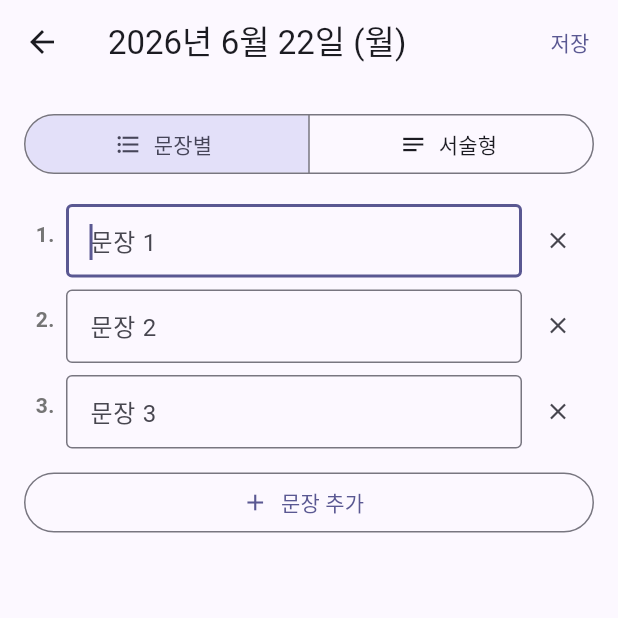
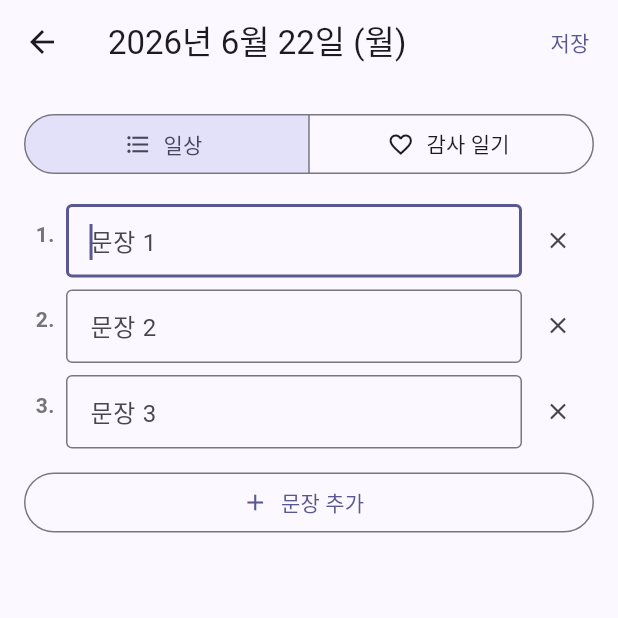
Before and after one commit to hongsytop-tech/Mobile-Application-Maker, a Flutter app: the DiaryCalendarScreen screen opened directly, after a tap on an icon or button, on a phone screen of 412 x 824 dp, the top half of it. Run offline on Flutter 3.47's test engine with Material 3 defaults, Android fonts, the phone set to English and light mode, and no system bars; our stand-ins replace cached_network_image, dio, fl_chart, flutter_dotenv, flutter_local_notifications, flutter_riverpod and 7 more; missing offline and left inert: dart:html; accounts and stored records are empty; network calls fail; Roboto replaces fonts that are missing (Pretendard).

Commit message:
feat(diary): '문장별' → '일상' 이름 변경 + 서술형 제거하고 '감사 일기' 추가 (기존 데이터 자동 마이그레이션)

```diff
--- a/lib/features/diary/models/diary.dart
+++ b/lib/features/diary/models/diary.dart
@@ -1,6 +1,11 @@
 import 'dart:convert';
 
-enum DiaryMode { freeform, sentences }
+/// 일기 입력 모드.
+/// - sentences: "일상" (예전 '문장별'). 사용자가 항목별로 적는 일상 기록.
+/// - gratitude: "감사 일기". 항목별로 적는 감사 거리.
+/// - freeform: 옛 '서술형'. 더 이상 새 데이터로 생성하지 않으며,
+///   fromJson 단계에서 sentences 모드로 자동 마이그레이션된다.
+enum DiaryMode { freeform, sentences, gratitude }
 
 class Diary {
   /// 작성 대상 날짜 (시간은 00:00:00로 정규화).
@@ -8,6 +13,7 @@ class Diary {
   final DiaryMode mode;
   final String freeText;
   final List<String> sentences;
+  final List<String> gratitudes;
   final DateTime updatedAt;
 
   const Diary({
@@ -15,6 +21,7 @@ class Diary {
     required this.mode,
     this.freeText = '',
     this.sentences = const [],
+    this.gratitudes = const [],
     required this.updatedAt,
   });
 
@@ -32,18 +39,17 @@ class Diary {
       DateTime(d.year, d.month, d.day);
 
   bool get isEmpty {
-    if (mode == DiaryMode.freeform) {
-      return freeText.trim().isEmpty;
+    if (mode == DiaryMode.gratitude) {
+      return gratitudes.every((s) => s.trim().isEmpty);
     }
+    // sentences (옛 freeform 도 마이그레이션 후 여기로 옴)
     return sentences.every((s) => s.trim().isEmpty);
   }
 
   /// 미리보기 텍스트 (캘린더 셀 등에 사용)
   String get preview {
-    if (mode == DiaryMode.freeform) {
-      return freeText.replaceAll('\n', ' ').trim();
-    }
-    return sentences
+    final list = mode == DiaryMode.gratitude ? gratitudes : sentences;
+    return list
         .where((s) => s.trim().isNotEmpty)
         .map((s) => '• $s')
         .join(' ');
@@ -53,6 +59,7 @@ class Diary {
     DiaryMode? mode,
     String? freeText,
     List<String>? sentences,
+    List<String>? gratitudes,
     DateTime? updatedAt,
   }) {
     return Diary(
@@ -60,6 +67,7 @@ class Diary {
       mode: mode ?? this.mode,
       freeText: freeText ?? this.freeText,
       sentences: sentences ?? this.sentences,
+      gratitudes: gratitudes ?? this.gratitudes,
       updatedAt: updatedAt ?? this.updatedAt,
     );
   }
@@ -69,21 +77,47 @@ class Diary {
         'mode': mode.name,
         'freeText': freeText,
         'sentences': sentences,
+        'gratitudes': gratitudes,
         'updatedAt': updatedAt.toIso8601String(),
       };
 
-  factory Diary.fromJson(Map<String, dynamic> j) => Diary(
-        date: normalize(DateTime.parse(j['date'] as String)),
-        mode: DiaryMode.values.firstWhere(
-          (m) => m.name == (j['mode'] as String? ?? 'freeform'),
-          orElse: () => DiaryMode.freeform,
-        ),
-        freeText: j['freeText'] as String? ?? '',
-        sentences: (j['sentences'] as List? ?? const [])
-            .map((e) => e as String)
-            .toList(),
-        updatedAt: DateTime.parse(j['updatedAt'] as String),
-      );
+  factory Diary.fromJson(Map<String, dynamic> j) {
+    final modeName = j['mode'] as String? ?? 'sentences';
+    var mode = DiaryMode.values.firstWhere(
+      (m) => m.name == modeName,
+      orElse: () => DiaryMode.sentences,
+    );
+    final freeText = j['freeText'] as String? ?? '';
+    var sentences = (j['sentences'] as List? ?? const [])
+        .map((e) => e as String)
+        .toList();
+    final gratitudes = (j['gratitudes'] as List? ?? const [])
+        .map((e) => e as String)
+        .toList();
+
+    // 옛 'freeform' 데이터 → 'sentences' 로 마이그레이션.
+    // 줄바꿈 단위로 잘라 빈 줄을 빼고 항목 리스트로 만든다.
+    if (mode == DiaryMode.freeform) {
+      mode = DiaryMode.sentences;
+      if (sentences.isEmpty && freeText.trim().isNotEmpty) {
+        sentences = freeText
+            .split('\n')
+            .map((s) => s.trim())
+            .where((s) => s.isNotEmpty)
+            .toList();
+        if (sentences.isEmpty) sentences = [freeText.trim()];
+      }
+    }
+
+    return Diary(
+      date: normalize(DateTime.parse(j['date'] as String)),
+      mode: mode,
+      freeText: freeText,
+      sentences: sentences,
+      gratitudes: gratitudes,
+      updatedAt: DateTime.parse(j['updatedAt'] as String),
+    );
+  }
 
   String toJsonString() => jsonEncode(toJson());
   factory Diary.fromJsonString(String s) =>
--- a/lib/features/diary/screens/diary_calendar_screen.dart
+++ b/lib/features/diary/screens/diary_calendar_screen.dart
@@ -158,15 +158,33 @@ class _DiaryPreview extends StatelessWidget {
                     fontSize: 13,
                   ),
                 )
-              else if (diary!.mode == DiaryMode.freeform)
-                Text(
-                  diary!.freeText,
-                  style: const TextStyle(fontSize: 14, height: 1.5),
-                )
-              else
+              else ...[
+                Row(
+                  children: [
+                    Icon(
+                      diary!.mode == DiaryMode.gratitude
+                          ? Icons.favorite
+                          : Icons.format_list_bulleted,
+                      size: 14,
+                      color: Theme.of(context).colorScheme.primary,
+                    ),
+                    const SizedBox(width: 4),
+                    Text(
+                      diary!.mode == DiaryMode.gratitude ? '감사 일기' : '일상',
+                      style: TextStyle(
+                        fontSize: 11,
+                        fontWeight: FontWeight.w600,
+                        color: Theme.of(context).colorScheme.primary,
+                      ),
+                    ),
+                  ],
+                ),
+                const SizedBox(height: 6),
                 Column(
                   crossAxisAlignment: CrossAxisAlignment.start,
-                  children: diary!.sentences
+                  children: (diary!.mode == DiaryMode.gratitude
+                          ? diary!.gratitudes
+                          : diary!.sentences)
                       .where((s) => s.trim().isNotEmpty)
                       .map((s) => Padding(
                             padding: const EdgeInsets.only(bottom: 4),
@@ -176,6 +194,7 @@ class _DiaryPreview extends StatelessWidget {
                           ))
                       .toList(),
                 ),
+              ],
             ],
           ),
         ),
--- a/lib/features/diary/screens/diary_edit_screen.dart
+++ b/lib/features/diary/screens/diary_edit_screen.dart
@@ -15,11 +15,11 @@ class DiaryEditScreen extends ConsumerStatefulWidget {
 
 class _DiaryEditScreenState extends ConsumerState<DiaryEditScreen> {
   late DiaryMode _mode;
-  late final TextEditingController _freeCtrl;
   late List<TextEditingController> _sentenceCtrls;
+  late List<TextEditingController> _gratitudeCtrls;
   bool _saving = false;
 
-  static const _newSentenceCount = 3;
+  static const _newItemCount = 3;
 
   @override
   void initState() {
@@ -27,33 +27,41 @@ class _DiaryEditScreenState extends ConsumerState<DiaryEditScreen> {
     final existing =
         ref.read(diaryByDateProvider(Diary.normalize(widget.date)));
     _mode = existing?.mode ?? DiaryMode.sentences;
-    _freeCtrl = TextEditingController(text: existing?.freeText ?? '');
-    final initSentences = existing?.sentences ?? const <String>[];
-    _sentenceCtrls = initSentences.isEmpty
-        ? List.generate(
-            _newSentenceCount, (_) => TextEditingController())
-        : initSentences
-            .map((s) => TextEditingController(text: s))
-            .toList();
+    // 옛 freeform 데이터는 모델 fromJson 에서 이미 sentences 로 옮겨졌으니
+    // 여기서는 sentences 만 보면 된다.
+    _sentenceCtrls = _initControllers(existing?.sentences ?? const []);
+    _gratitudeCtrls = _initControllers(existing?.gratitudes ?? const []);
+  }
+
+  List<TextEditingController> _initControllers(List<String> source) {
+    if (source.isEmpty) {
+      return List.generate(_newItemCount, (_) => TextEditingController());
+    }
+    return source.map((s) => TextEditingController(text: s)).toList();
   }
 
   @override
   void dispose() {
-    _freeCtrl.dispose();
     for (final c in _sentenceCtrls) {
+      c.dispose();
+    }
+    for (final c in _gratitudeCtrls) {
       c.dispose();
     }
     super.dispose();
   }
 
-  void _addSentence() {
-    setState(() => _sentenceCtrls.add(TextEditingController()));
+  List<TextEditingController> get _activeCtrls =>
+      _mode == DiaryMode.gratitude ? _gratitudeCtrls : _sentenceCtrls;
+
+  void _addItem() {
+    setState(() => _activeCtrls.add(TextEditingController()));
   }
 
-  void _removeSentence(int i) {
+  void _removeItem(int i) {
     setState(() {
-      _sentenceCtrls[i].dispose();
-      _sentenceCtrls.removeAt(i);
+      _activeCtrls[i].dispose();
+      _activeCtrls.removeAt(i);
     });
   }
 
@@ -62,16 +70,17 @@ class _DiaryEditScreenState extends ConsumerState<DiaryEditScreen> {
     try {
       final sentences =
           _sentenceCtrls.map((c) => c.text.trim()).toList();
+      final gratitudes =
+          _gratitudeCtrls.map((c) => c.text.trim()).toList();
       final diary = Diary(
         date: Diary.normalize(widget.date),
         mode: _mode,
-        freeText: _freeCtrl.text,
         sentences: sentences,
+        gratitudes: gratitudes,
         updatedAt: DateTime.now(),
       );
 
       if (diary.isEmpty) {
-        // 비어있으면 저장하지 않고 삭제 (있던 경우)
         await ref
             .read(diariesProvider.notifier)
             .removeByDate(diary.date);
@@ -114,6 +123,7 @@ class _DiaryEditScreenState extends ConsumerState<DiaryEditScreen> {
     final df = DateFormat('yyyy년 M월 d일 (E)', 'ko_KR');
     final hasExisting =
         ref.watch(diaryByDateProvider(Diary.normalize(widget.date))) != null;
+    final isGratitude = _mode == DiaryMode.gratitude;
 
     return Scaffold(
       appBar: AppBar(
@@ -138,13 +148,13 @@ class _DiaryEditScreenState extends ConsumerState<DiaryEditScreen> {
             segments: const [
               ButtonSegment(
                 value: DiaryMode.sentences,
-                label: Text('문장별'),
+                label: Text('일상'),
                 icon: Icon(Icons.format_list_bulleted),
               ),
               ButtonSegment(
-                value: DiaryMode.freeform,
-                label: Text('서술형'),
-                icon: Icon(Icons.notes),
+                value: DiaryMode.gratitude,
+                label: Text('감사 일기'),
+                icon: Icon(Icons.favorite_outline),
               ),
             ],
             selected: {_mode},
@@ -152,45 +162,30 @@ class _DiaryEditScreenState extends ConsumerState<DiaryEditScreen> {
             onSelectionChanged: (s) => setState(() => _mode = s.first),
           ),
           const SizedBox(height: 16),
-          if (_mode == DiaryMode.freeform)
-            TextField(
-              controller: _freeCtrl,
-              minLines: 16,
-              maxLines: null,
-              autofocus: true,
-              decoration: const InputDecoration(
-                hintText: '오늘 하루를 자유롭게 기록하세요...',
-                border: OutlineInputBorder(),
-                alignLabelWithHint: true,
-              ),
-              keyboardType: TextInputType.multiline,
-              textInputAction: TextInputAction.newline,
-              // 한글 IME 가 커서를 다음 줄로 밀어내는 안드로이드 문제 회피.
-              autocorrect: false,
-              enableSuggestions: false,
-              enableIMEPersonalizedLearning: false,
-              // CanvasKit 렌더러에서 선택 돋보기가 사라지지 않는 버그 회피.
-              magnifierConfiguration: TextMagnifierConfiguration.disabled,
-            )
-          else
-            _SentenceList(
-              controllers: _sentenceCtrls,
-              onAdd: _addSentence,
-              onRemove: _removeSentence,
-            ),
+          _ItemList(
+            controllers: _activeCtrls,
+            hint: isGratitude ? '감사한 일 ' : '문장 ',
+            addLabel: isGratitude ? '감사한 일 추가' : '문장 추가',
+            onAdd: _addItem,
+            onRemove: _removeItem,
+          ),
         ],
       ),
     );
   }
 }
 
-class _SentenceList extends StatelessWidget {
+class _ItemList extends StatelessWidget {
   final List<TextEditingController> controllers;
+  final String hint;
+  final String addLabel;
   final VoidCallback onAdd;
   final void Function(int) onRemove;
 
-  const _SentenceList({
+  const _ItemList({
     required this.controllers,
+    required this.hint,
+    required this.addLabel,
     required this.onAdd,
     required this.onRemove,
   });
@@ -225,7 +220,7 @@ class _SentenceList extends StatelessWidget {
                     maxLines: 4,
                     autofocus: i == 0 && controllers[i].text.isEmpty,
                     decoration: InputDecoration(
-                      hintText: '문장 ${i + 1}',
+                      hintText: '$hint${i + 1}',
                       border: const OutlineInputBorder(),
                       isDense: true,
                       contentPadding: const EdgeInsets.symmetric(
@@ -235,7 +230,7 @@ class _SentenceList extends StatelessWidget {
                 ),
                 IconButton(
                   icon: const Icon(Icons.close, size: 18),
-                  tooltip: '이 문장 제거',
+                  tooltip: '이 항목 제거',
                   onPressed:
                       controllers.length > 1 ? () => onRemove(i) : null,
                 ),
@@ -247,7 +242,7 @@ class _SentenceList extends StatelessWidget {
         OutlinedButton.icon(
           onPressed: onAdd,
           icon: const Icon(Icons.add),
-          label: const Text('문장 추가'),
+          label: Text(addLabel),
         ),
       ],
     );
```
